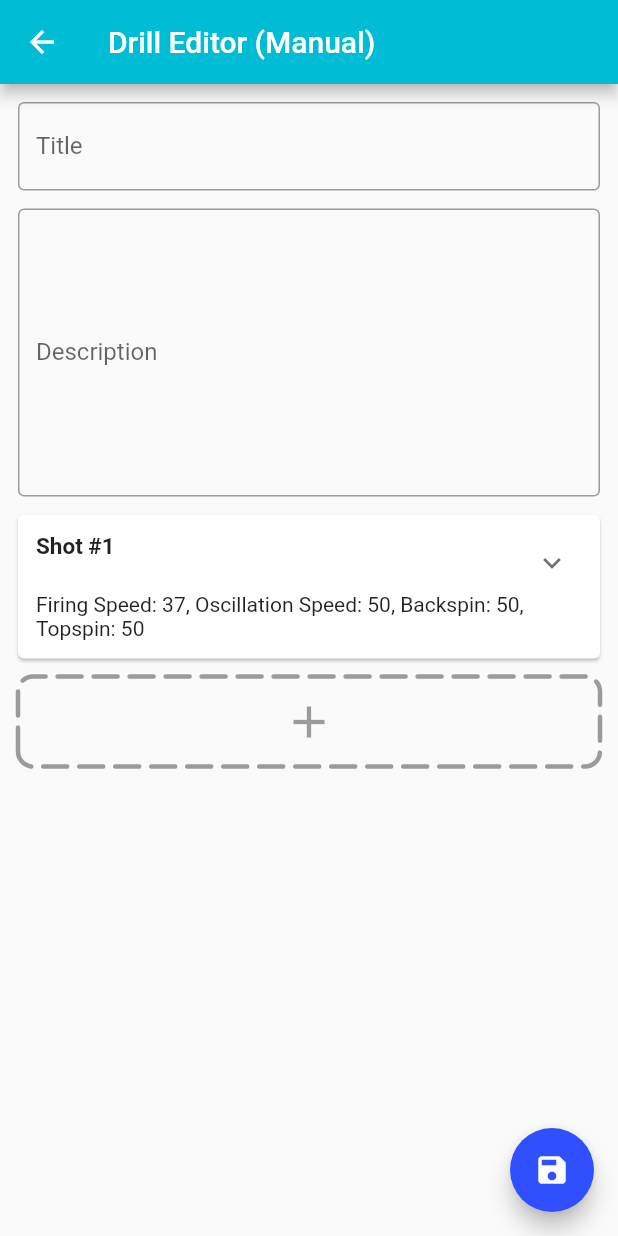
After one commit to kil0meters/pingpong, a Flutter app: the DrillEditorManual screen opened directly, after a tap on the "add" icon, on a phone screen of 412 x 824 dp. The commit adds this screen. Run offline on Flutter 3.47's test engine with Material 2 defaults, Android fonts, the phone set to English and light mode, and no system bars; drawn by our look-alikes of dotted_border, expandable; our stand-ins replace carousel_slider; missing offline and left inert: morpheus.

Commit message:
Initial manual editor

```diff
--- /dev/null
+++ b/lib/drill_editor.dart
@@ -0,0 +1,288 @@
+import 'package:flutter/material.dart';
+import 'package:expandable/expandable.dart';
+import 'package:dotted_border/dotted_border.dart';
+
+import 'globals.dart' as globals;
+import 'sliders.dart';
+
+class DrillEditorAutomatic extends StatelessWidget {
+  DrillEditorAutomatic({Key key}) : super(key: key);
+
+  @override
+  Widget build(BuildContext context) {
+    return Scaffold(
+      appBar: AppBar(
+        title: Text('Editor (Automatic)'),
+        backgroundColor: Colors.green,
+      ),
+      body: Column(
+        crossAxisAlignment: CrossAxisAlignment.start,
+        children: <Widget>[
+          Container(
+            margin: EdgeInsets.fromLTRB(12, 12, 12, 0),
+            child: Text(
+              'Value Ranges',
+              style: TextStyle(fontWeight: FontWeight.bold),
+            ),
+          ),
+          Card(
+            margin: EdgeInsets.all(12),
+            child: Padding(
+              padding: EdgeInsets.all(12),
+              child: Column(
+                children: <Widget>[
+                  PingPongRangeSlider(
+                    title: "Firing Speed",
+                    max: globals.firingSpeedMax,
+                    min: globals.firingSpeedMin,
+                    onChanged: (RangeValues values) {},
+                  ),
+                  PingPongRangeSlider(
+                      title: "Oscillation Speed",
+                      max: globals.oscillationSpeedMax,
+                      min: globals.oscillationSpeedMin,
+                      onChanged: (RangeValues values) {}),
+                  PingPongRangeSlider(
+                      title: "Topspin",
+                      max: globals.topspinMax,
+                      min: globals.topspinMin,
+                      onChanged: (RangeValues values) {}),
+                  PingPongRangeSlider(
+                      title: "Backspin",
+                      max: globals.backspinMax,
+                      min: globals.topspinMin,
+                      onChanged: (RangeValues values) {}),
+                ],
+              ),
+            ),
+          ),
+          Card(
+            margin: EdgeInsets.fromLTRB(12, 0, 12, 12),
+            child: Padding(
+              padding: EdgeInsets.all(12),
+              child: Column(
+                crossAxisAlignment: CrossAxisAlignment.start,
+                children: <Widget>[
+                  Text('Selection Mode',
+                      style: TextStyle(
+                        fontWeight: FontWeight.bold,
+                      )),
+                  DrillEditorDropdown()
+                ],
+              ),
+            ),
+          ),
+        ],
+      ),
+    );
+  }
+}
+
+class DrillEditorManual extends StatelessWidget {
+  const DrillEditorManual({
+    Key key,
+  }) : super(key: key);
+
+  @override
+  Widget build(BuildContext context) {
+    return Scaffold(
+      appBar: AppBar(
+        title: Text('Drill Editor (Manual)'),
+        backgroundColor: Colors.cyan,
+      ),
+      body: DrillSequenceEditor(),
+      floatingActionButton: FloatingActionButton(
+        backgroundColor: globals.accentColor,
+        child: Icon(Icons.save),
+        onPressed: () {},
+      ),
+    );
+  }
+}
+
+class DrillSequenceEditor extends StatefulWidget {
+  const DrillSequenceEditor({
+    Key key,
+  }) : super(key: key);
+
+  @override
+  _DrillSequenceEditorState createState() => _DrillSequenceEditorState();
+}
+
+class _DrillSequenceEditorState extends State<DrillSequenceEditor> {
+  List<DrillSingleShotPanel> shots = [];
+
+  @override
+  Widget build(BuildContext context) {
+    return ListView(
+      children: <Widget>[
+            Padding(
+              padding: EdgeInsets.fromLTRB(12, 12, 12, 0),
+              child: Column(
+                children: <Widget>[
+                  TextField(
+                    decoration: InputDecoration(
+                      border: OutlineInputBorder(),
+                      labelText: 'Title',
+                    ),
+                  ),
+                  SizedBox(height: 12), //
+                  TextField(
+                    keyboardType: TextInputType.multiline,
+                    maxLines: 8,
+                    decoration: InputDecoration(
+                      border: OutlineInputBorder(),
+                      labelText: 'Description',
+                    ),
+                  ),
+                ],
+              ),
+            ),
+          ] +
+          shots.map<Widget>((shot) => shot).toList() +
+          <Widget>[
+            Padding(
+              padding: EdgeInsets.all(12),
+              child: FlatButton(
+                padding: EdgeInsets.all(0),
+                shape: RoundedRectangleBorder(
+                  borderRadius: BorderRadius.circular(10.0),
+                ),
+                onPressed: () {
+                  setState(() {
+                    shots.add(DrillSingleShotPanel(index: shots.length + 1));
+                  });
+                },
+                child: DottedBorder(
+                  padding: EdgeInsets.all(12),
+                  // radius: Radius.circular(10),
+                  strokeWidth: 3,
+                  dashPattern: [16, 8],
+                  strokeCap: StrokeCap.round,
+                  color: Colors.black38,
+                  radius: Radius.circular(10),
+                  borderType: BorderType.RRect,
+                  child: Center(
+                    child: Icon(
+                      Icons.add,
+                      size: 36,
+                      color: Colors.black38,
+                    ),
+                  ),
+                ),
+              ),
+            ),
+          ],
+    );
+  }
+}
+
+class DrillSingleShotPanel extends StatefulWidget {
+  final int index;
+
+  const DrillSingleShotPanel({
+    Key key,
+    this.index,
+  }) : super(key: key);
+
+  @override
+  _DrillSingleShotPanelState createState() => _DrillSingleShotPanelState();
+}
+
+class _DrillSingleShotPanelState extends State<DrillSingleShotPanel> {
+  double firingSpeed = (globals.firingSpeedMax + globals.firingSpeedMin) / 2;
+  double oscillationSpeed =
+      (globals.oscillationSpeedMax + globals.oscillationSpeedMin) / 2;
+  double topspin = (globals.topspinMax + globals.topspinMin) / 2;
+  double backspin = (globals.backspinMax + globals.backspinMin) / 2;
+
+  @override
+  Widget build(BuildContext context) {
+    return Card(
+      margin: EdgeInsets.fromLTRB(12, 12, 12, 0),
+      child: Padding(
+        padding: EdgeInsets.all(12),
+        child: ExpandablePanel(
+          header: Text('Shot #${widget.index}',
+              style: TextStyle(fontSize: 15, fontWeight: FontWeight.bold)),
+          headerAlignment: ExpandablePanelHeaderAlignment.top,
+          collapsed: Text(
+              'Firing Speed: ${firingSpeed.floor()}, Oscillation Speed: ${oscillationSpeed.floor()}, Backspin: ${backspin.floor()}, Topspin: ${topspin.floor()}'),
+          expanded: Column(
+            children: <Widget>[
+              PingPongSlider(
+                  title: 'Firing Speed',
+                  unit: 'balls per minute',
+                  max: globals.firingSpeedMax,
+                  min: globals.firingSpeedMin,
+                  onChanged: (value) {
+                    setState(() {
+                      firingSpeed = value;
+                    });
+                  }),
+              PingPongSlider(
+                  title: 'Oscillation Speed',
+                  unit: 'rotations per minute',
+                  max: globals.oscillationSpeedMax,
+                  min: globals.oscillationSpeedMin,
+                  onChanged: (value) {
+                    setState(() {
+                      oscillationSpeed = value;
+                    });
+                  }),
+              PingPongSlider(
+                  title: "Backspin",
+                  max: globals.oscillationSpeedMax,
+                  min: globals.oscillationSpeedMin,
+                  onChanged: (value) {
+                    setState(() {
+                      backspin = value;
+                    });
+                  }),
+              PingPongSlider(
+                  title: "Topspin",
+                  max: globals.oscillationSpeedMax,
+                  min: globals.oscillationSpeedMin,
+                  onChanged: (value) {
+                    setState(() {
+                      topspin = value;
+                    });
+                  }),
+            ],
+          ),
+          tapHeaderToExpand: true,
+        ),
+      ),
+    );
+  }
+}
+
+class DrillEditorDropdown extends StatefulWidget {
+  const DrillEditorDropdown({
+    Key key,
+  }) : super(key: key);
+
+  @override
+  _DrillEditorDropdownState createState() => _DrillEditorDropdownState();
+}
+
+class _DrillEditorDropdownState extends State<DrillEditorDropdown> {
+  String selectedValue = 'Random';
+
+  @override
+  Widget build(BuildContext context) {
+    return DropdownButton<String>(
+        value: selectedValue,
+        items: <String>['Random', 'Random Noise', 'Linear'].map((String value) {
+          return DropdownMenuItem<String>(
+            value: value,
+            child: Text(value),
+          );
+        }).toList(),
+        onChanged: (String value) {
+          setState(() {
+            selectedValue = value;
+          });
+        });
+  }
+}
--- a/lib/settings_screen.dart
+++ b/lib/settings_screen.dart
@@ -1,7 +1,4 @@
 import 'package:flutter/material.dart';
-
-import 'sliders.dart';
-import 'globals.dart' as globals;
 
 class SettingsScreen extends StatelessWidget {
   final GlobalKey navigatorKey;
--- a/pubspec.yaml
+++ b/pubspec.yaml
@@ -21,6 +21,8 @@ dependencies:
     sdk: flutter
   morpheus: ^1.2.2
   carousel_slider: ^1.3.0
+  expandable: ^3.0.1
+  dotted_border: ^1.0.3
 
   # The following adds the Cupertino Icons font to your application.
   # Use with the CupertinoIcons class for iOS style icons.
```
Also changed, not shown: lib/drill_screen.dart (+39 -106 lines), pubspec.lock.
